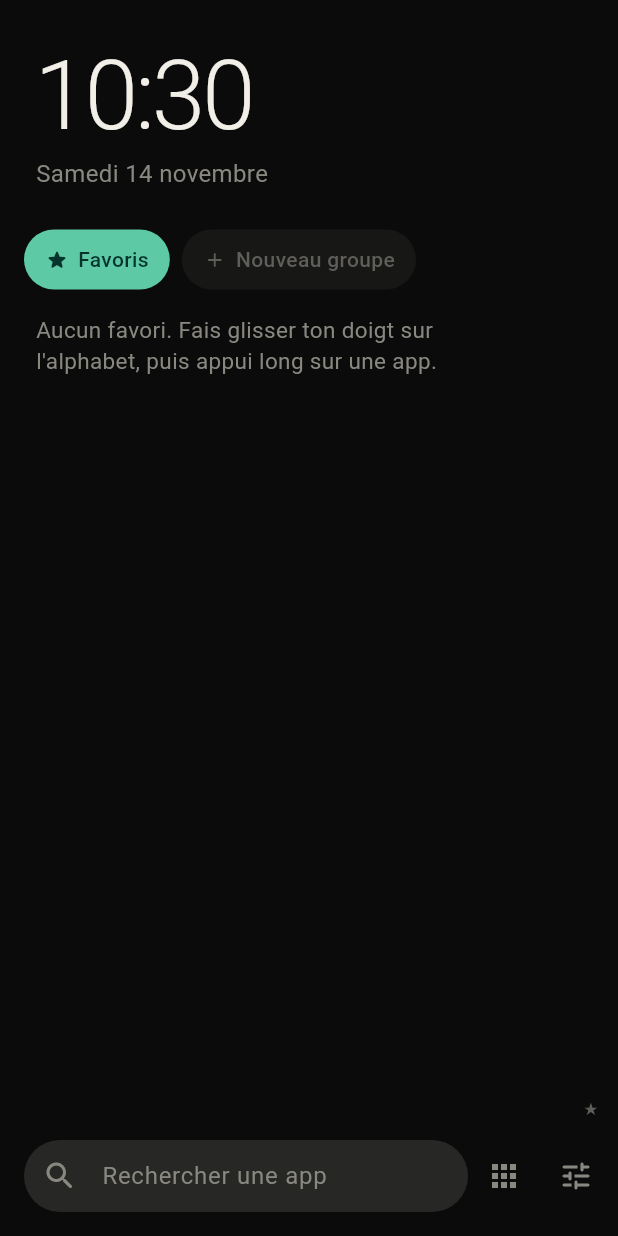
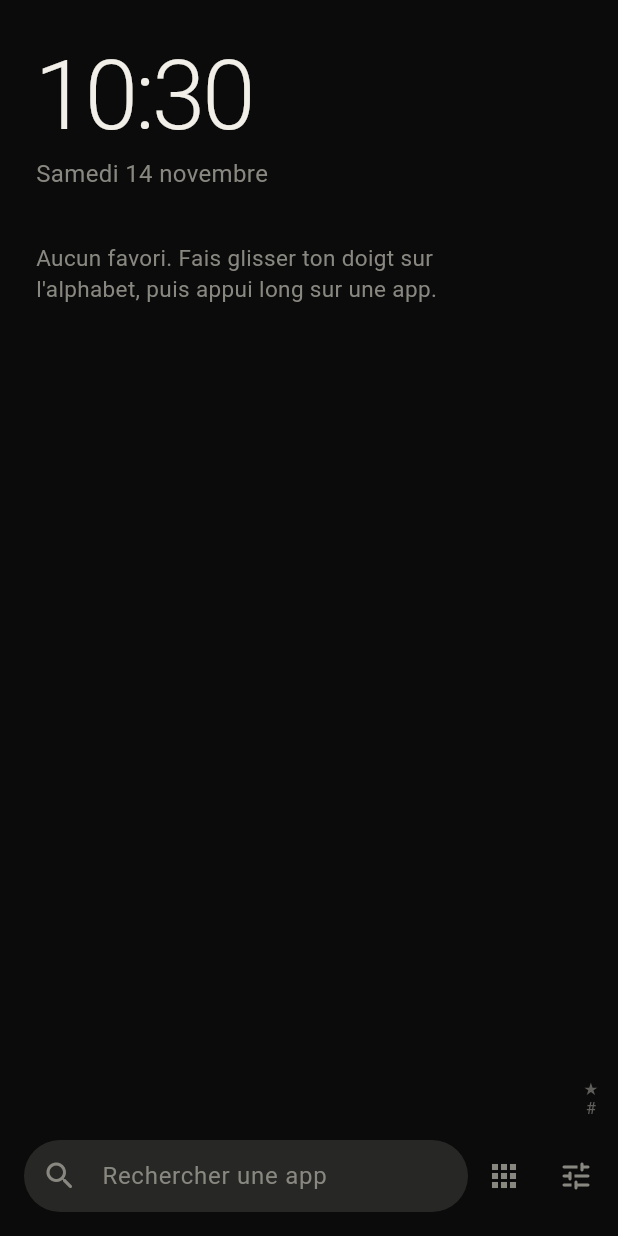
Before and after one commit to Thomas-Grsst/Ripple, a Flutter app: the screen it shows after launch, on a phone screen of 412 x 824 dp. Run offline on Flutter 3.47's test engine with Material 3 defaults, Android fonts, the phone set to English and light mode, and no system bars; our stand-ins replace equatable, flutter_bloc, image_picker, shared_preferences.

Commit message:
Groupes ranges dans le # de l'alphabet
Les pastilles de groupes sous l'heure sont remplacees par une entree
# toujours presente dans l'alphabet : elle liste les groupes, une ligne
"Nouveau groupe" et les apps commencant par un chiffre. Toucher un
groupe affiche ses apps ; Retour revient a la liste des groupes.

Co-Authored-By: Claude Opus 5.5 <noreply@anthropic.com>

```diff
--- a/lib/layers/functional/Apps/presentation/views/home_view.dart
+++ b/lib/layers/functional/Apps/presentation/views/home_view.dart
@@ -6,6 +6,7 @@ import '../../../../technical/Localization/ripple_strings.dart';
 import '../../../../technical/Theme/ripple_colors.dart';
 import '../../../../technical/Theme/ripple_theme.dart';
 import '../../domain/entities/app_group.dart';
+import '../../domain/entities/label_normalizer.dart';
 import '../../domain/entities/launcher_catalog.dart';
 import '../../domain/entities/launcher_entry.dart';
 import '../cubit/launcher_cubit.dart';
@@ -15,7 +16,7 @@ import '../widgets/app_row.dart';
 import '../widgets/entry_actions.dart';
 import '../widgets/entry_list.dart';
 import '../widgets/group_actions_sheet.dart';
-import '../widgets/home_filter_bar.dart';
+import '../widgets/group_row.dart';
 import '../widgets/rename_dialog.dart';
 import '../widgets/search_bar_row.dart';
 
@@ -66,8 +67,14 @@ class _HomeViewState extends State<HomeView> {
   }
 
   void _onBack(LauncherState state) {
-    if (state.homeFilter is! FavoritesFilter) {
-      context.read<LauncherCubit>().showFavorites();
+    final LauncherCubit cubit = context.read<LauncherCubit>();
+    switch (state.homeFilter) {
+      case GroupFilter():
+        cubit.selectLetter(LabelNormalizer.otherLetter);
+      case LetterFilter():
+        cubit.showFavorites();
+      case FavoritesFilter():
+        break;
     }
     _returnHome();
   }
@@ -150,17 +157,6 @@ class _HomeViewState extends State<HomeView> {
                       padding: const EdgeInsets.fromLTRB(RippleSpacing.lg, RippleSpacing.xl, RippleSpacing.lg, RippleSpacing.md),
                       child: widget.header,
                     ),
-                    if (!state.isSearching)
-                      HomeFilterBar(
-                        filter: state.homeFilter,
-                        groups: state.catalog.groups,
-                        onFavorites: context.read<LauncherCubit>().showFavorites,
-                        onGroup: (LauncherGroup group) => context.read<LauncherCubit>().selectGroup(group.group.id),
-                        onManageGroup: (LauncherGroup group) =>
-                            showGroupActions(context, group.group, onEditApps: widget.onEditGroupApps),
-                        onCreateGroup: _createGroup,
-                      ),
-                    const SizedBox(height: RippleSpacing.sm),
                     Expanded(
                       child: state.isSearching
                           ? SearchResultsList(
@@ -194,7 +190,11 @@ class _HomeViewState extends State<HomeView> {
 
   Widget _buildFilteredArea(BuildContext context, LauncherState state) {
     final LauncherCatalog catalog = state.catalog;
-    final List<String> waveLetters = <String>[RippleStrings.favoritesSymbol, ...catalog.letters];
+    final List<String> waveLetters = <String>[
+      RippleStrings.favoritesSymbol,
+      ...catalog.letters.where((String letter) => letter != LabelNormalizer.otherLetter),
+      LabelNormalizer.otherLetter,
+    ];
     return LayoutBuilder(
       builder: (BuildContext context, BoxConstraints constraints) {
         final double waveHeight = (waveLetters.length * _waveSlotHeight).clamp(0, constraints.maxHeight - RippleSpacing.md);
@@ -209,6 +209,10 @@ class _HomeViewState extends State<HomeView> {
                 onTap: _launch,
                 onLongPress: _showActions,
                 onEditGroupApps: widget.onEditGroupApps,
+                onOpenGroup: (LauncherGroup group) => context.read<LauncherCubit>().selectGroup(group.group.id),
+                onManageGroup: (LauncherGroup group) =>
+                    showGroupActions(context, group.group, onEditApps: widget.onEditGroupApps),
+                onCreateGroup: _createGroup,
               ),
             ),
             Positioned(
@@ -232,6 +236,9 @@ class _FilteredEntries extends StatelessWidget {
     required this.onTap,
     required this.onLongPress,
     required this.onEditGroupApps,
+    required this.onOpenGroup,
+    required this.onManageGroup,
+    required this.onCreateGroup,
   });
 
   final ScrollController controller;
@@ -240,6 +247,9 @@ class _FilteredEntries extends StatelessWidget {
   final ValueChanged<LauncherEntry> onTap;
   final ValueChanged<LauncherEntry> onLongPress;
   final ValueChanged<AppGroup> onEditGroupApps;
+  final ValueChanged<LauncherGroup> onOpenGroup;
+  final ValueChanged<LauncherGroup> onManageGroup;
+  final VoidCallback onCreateGroup;
 
   @override
   Widget build(BuildContext context) {
@@ -253,12 +263,32 @@ class _FilteredEntries extends StatelessWidget {
       GroupFilter() => group?.entries ?? catalog.favorites,
     };
 
+    final bool showsGroups = filter is LetterFilter && filter.letter == LabelNormalizer.otherLetter;
+    final String? title = switch (filter) {
+      FavoritesFilter() => null,
+      LetterFilter(:final String letter) => letter,
+      GroupFilter() => group?.group.name,
+    };
+
     final List<Widget> children = <Widget>[
-      if (filter is LetterFilter)
-        Padding(
-          padding: const EdgeInsets.fromLTRB(RippleSpacing.sm, 0, RippleSpacing.sm, RippleSpacing.sm),
-          child: Text(filter.letter, style: const TextStyle(fontSize: 40, fontWeight: FontWeight.w300, color: RippleColors.accent, height: 1)),
+      if (title != null)
+        GestureDetector(
+          onLongPress: group == null ? null : () => onManageGroup(group),
+          child: Padding(
+            padding: const EdgeInsets.fromLTRB(RippleSpacing.sm, 0, RippleSpacing.sm, RippleSpacing.sm),
+            child: Text(
+              title,
+              maxLines: 1,
+              overflow: TextOverflow.ellipsis,
+              style: const TextStyle(fontSize: 40, fontWeight: FontWeight.w300, color: RippleColors.accent, height: 1.1),
+            ),
+          ),
         ),
+      if (showsGroups) ...<Widget>[
+        for (final LauncherGroup item in catalog.groups)
+          GroupRow(group: item, onTap: () => onOpenGroup(item), onLongPress: () => onManageGroup(item)),
+        NewGroupRow(label: RippleStrings.newGroup, onTap: onCreateGroup),
+      ],
       if (state.status == LauncherStatus.loading)
         _Hint(text: RippleStrings.loadingApps, textTheme: textTheme),
       if (state.status == LauncherStatus.failure)
@@ -271,7 +301,7 @@ class _FilteredEntries extends StatelessWidget {
             ],
           ),
         ),
-      if (state.status == LauncherStatus.ready && entries.isEmpty)
+      if (state.status == LauncherStatus.ready && entries.isEmpty && !showsGroups)
         switch (filter) {
           FavoritesFilter() => _Hint(text: RippleStrings.noFavoritesYet, textTheme: textTheme),
           LetterFilter() => _Hint(text: RippleStrings.noAppsForLetter, textTheme: textTheme),
--- a/lib/layers/functional/Apps/presentation/widgets/home_filter_bar.dart
+++ /dev/null
@@ -1,113 +0,0 @@
-import 'package:flutter/material.dart';
-
-import '../../../../technical/Localization/ripple_strings.dart';
-import '../../../../technical/Theme/ripple_colors.dart';
-import '../../../../technical/Theme/ripple_theme.dart';
-import '../../domain/entities/launcher_catalog.dart';
-import '../../domain/entities/launcher_entry.dart';
-import '../cubit/launcher_state.dart';
-
-class HomeFilterBar extends StatelessWidget {
-  const HomeFilterBar({
-    required this.filter,
-    required this.groups,
-    required this.onFavorites,
-    required this.onGroup,
-    required this.onManageGroup,
-    required this.onCreateGroup,
-    super.key,
-  });
-
-  final HomeFilter filter;
-  final List<LauncherGroup> groups;
-  final VoidCallback onFavorites;
-  final ValueChanged<LauncherGroup> onGroup;
-  final ValueChanged<LauncherGroup> onManageGroup;
-  final VoidCallback onCreateGroup;
-
-  @override
-  Widget build(BuildContext context) {
-    return SizedBox(
-      height: 40,
-      child: ListView(
-        scrollDirection: Axis.horizontal,
-        padding: const EdgeInsets.symmetric(horizontal: RippleSpacing.md),
-        children: <Widget>[
-          _FilterPill(
-            label: RippleStrings.favorites,
-            icon: Icons.star_rounded,
-            selected: filter is FavoritesFilter,
-            onTap: onFavorites,
-          ),
-          for (final LauncherGroup group in groups)
-            _FilterPill(
-              label: group.group.name,
-              selected: filter is GroupFilter && (filter as GroupFilter).groupId == group.group.id,
-              hasNotification: group.entries.any((LauncherEntry entry) => entry.notificationCount > 0),
-              onTap: () => onGroup(group),
-              onLongPress: () => onManageGroup(group),
-            ),
-          _FilterPill(label: RippleStrings.newGroup, icon: Icons.add_rounded, selected: false, onTap: onCreateGroup, subtle: true),
-        ],
-      ),
-    );
-  }
-}
-
-class _FilterPill extends StatelessWidget {
-  const _FilterPill({
-    required this.label,
-    required this.selected,
-    required this.onTap,
-    this.icon,
-    this.onLongPress,
-    this.hasNotification = false,
-    this.subtle = false,
-  });
-
-  final String label;
-  final bool selected;
-  final VoidCallback onTap;
-  final IconData? icon;
-  final VoidCallback? onLongPress;
-  final bool hasNotification;
-  final bool subtle;
-
-  @override
-  Widget build(BuildContext context) {
-    final Color foreground = selected ? RippleColors.onAccent : (subtle ? RippleColors.textMuted : RippleColors.textPrimary);
-    return Padding(
-      padding: const EdgeInsets.only(right: RippleSpacing.sm),
-      child: Material(
-        color: selected ? RippleColors.accent : RippleColors.surfaceRaised.withValues(alpha: subtle ? 0.35 : 0.7),
-        borderRadius: BorderRadius.circular(20),
-        child: InkWell(
-          onTap: onTap,
-          onLongPress: onLongPress,
-          borderRadius: BorderRadius.circular(20),
-          child: Padding(
-            padding: const EdgeInsets.symmetric(horizontal: 14),
-            child: Row(
-              mainAxisSize: MainAxisSize.min,
-              children: <Widget>[
-                if (icon != null) ...<Widget>[
-                  Icon(icon, size: 16, color: foreground),
-                  const SizedBox(width: 6),
-                ],
-                Text(label, style: TextStyle(fontSize: 14, color: foreground, fontWeight: FontWeight.w500)),
-                if (hasNotification && !selected) ...<Widget>[
-                  const SizedBox(width: 6),
-                  Container(
-                    width: 6,
-                    height: 6,
-                    decoration: const BoxDecoration(color: RippleColors.accent, shape: BoxShape.circle),
-                  ),
-                ],
-              ],
-            ),
-          ),
-        ),
-      ),
-    );
-  }
-}
```
Also changed, not shown: lib/layers/functional/Apps/presentation/widgets/group_row.dart (added, +114 -0 lines).
